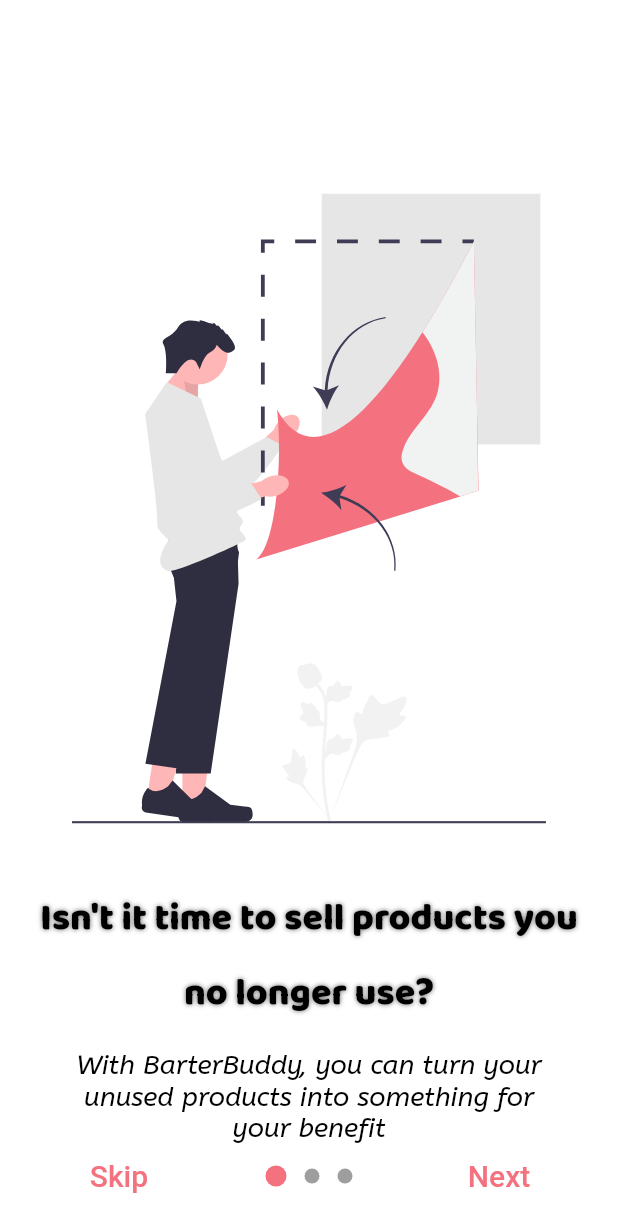
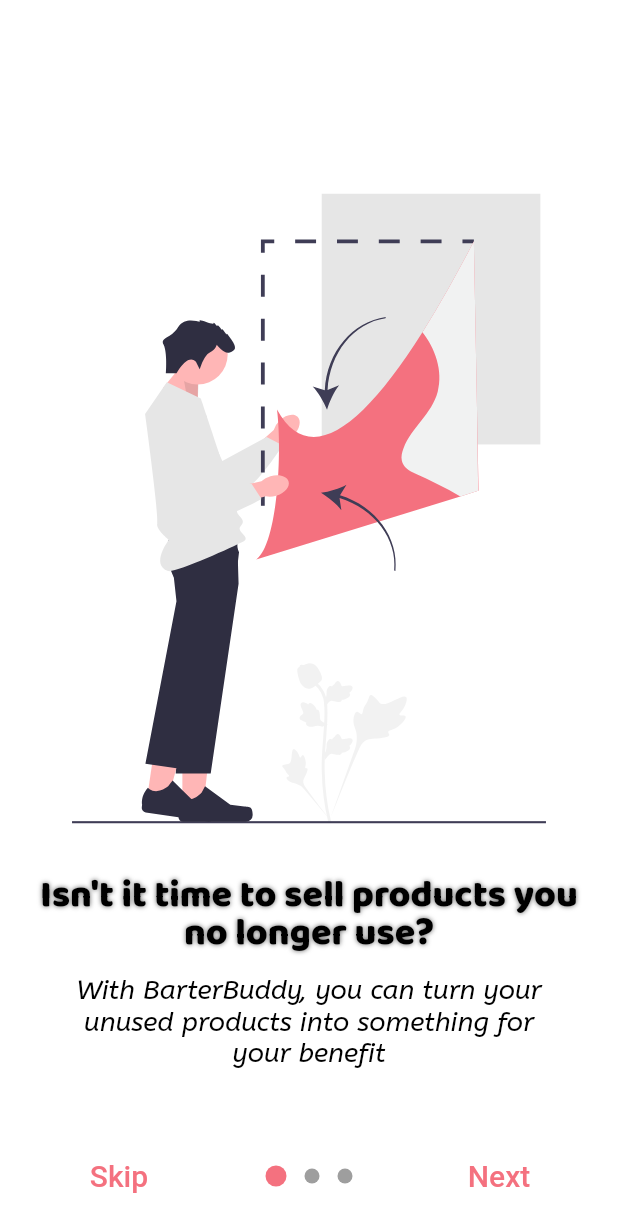
Before and after one commit to MertSaygili/hackathon_12_2022, a Flutter app: the screen it shows after launch, on a phone screen of 412 x 824 dp. Shown: the top 1232 px of the screen. Run offline on Flutter 3.47's test engine with Material 2 defaults, Android fonts, the light colour scheme and no system bars; drawn by our look-alikes of introduction_screen; our stand-ins replace cloud_firestore, firebase_storage, flutter_svg, get; accounts and stored records are empty.

Commit message:
onboard screen style update

```diff
--- a/hackathon_app/lib/view/preview/onboard.dart
+++ b/hackathon_app/lib/view/preview/onboard.dart
@@ -137,6 +137,7 @@
         bottom: 10,
       ),
       titleTextStyle: Theme.of(context).textTheme.headline6!.copyWith(
+          height: 1,
           color: colorBlack,
           fontSize: 25,
           fontWeight: FontWeight.w800,
```
